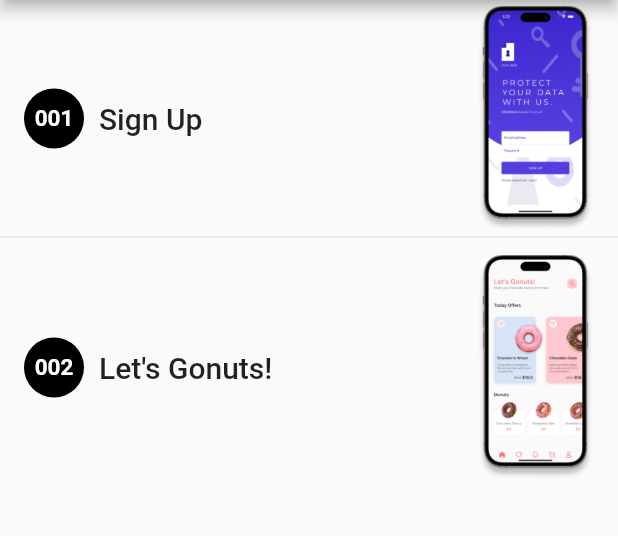
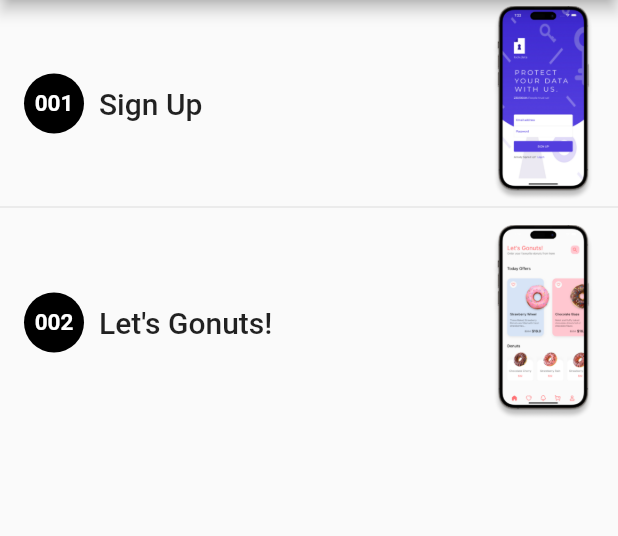
Before and after one commit to luis8elias/one-hundred-ui-challenges, a Flutter app: the screen it shows after launch, on a phone screen of 412 x 824 dp, the part 84-620 px from its top. Run offline on Flutter 3.47's test engine with Material 2 defaults, Android fonts, the phone set to English and light mode, and no system bars; our stand-ins replace flutter_svg, go_router, google_fonts.

Commit message:
resize challenge tile

```diff
--- a/lib/presentation/main/widgets/challenge_tile.dart
+++ b/lib/presentation/main/widgets/challenge_tile.dart
@@ -17,7 +17,7 @@ class ChallengeTile extends StatelessWidget {
     final theme = Theme.of(context);
 
     return SizedBox(
-      height: 150,
+      height: 130,
       child: ListTile(
         title: Row(
           mainAxisAlignment: MainAxisAlignment.spaceBetween,
```
